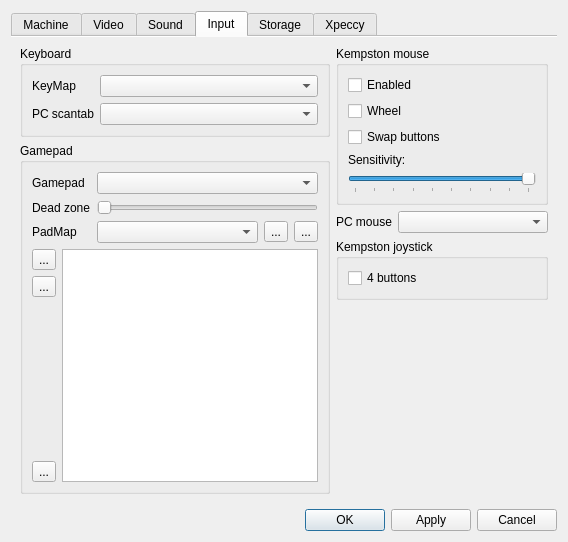
The window that ui/setupwin.ui (samstyle/Xpeccy) describes before a commit, drawn with Qt 5.
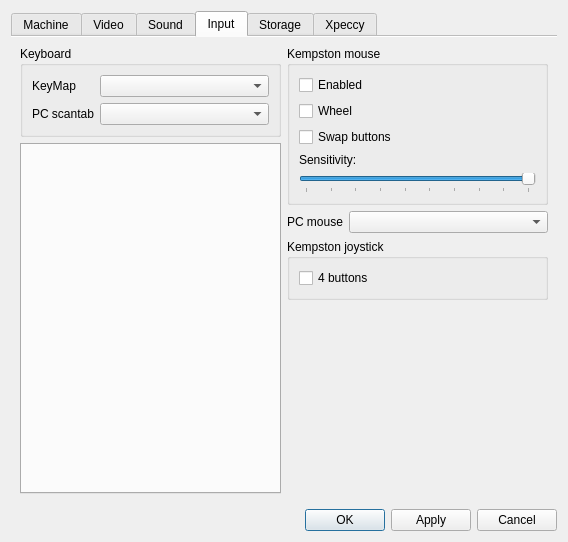
The same window after the commit. The open tabs and pages were chosen to show the change. Icons and pictures are not drawn. Custom widgets are drawn as their Qt base class.

The edit to the form file:
```diff
--- a/ui/setupwin.ui
+++ b/ui/setupwin.ui
@@ -1501,179 +1501,10 @@
             </widget>
            </item>
            <item>
-            <widget class="QGroupBox" name="groupBox_6">
-             <property name="title">
-              <string>Gamepad</string>
+            <widget class="QTabWidget" name="tabsGamepad">
+             <property name="currentIndex">
+              <number>-1</number>
              </property>
-             <property name="flat">
-              <bool>false</bool>
-             </property>
-             <layout class="QVBoxLayout" name="verticalLayout_25" stretch="0,10">
-              <item>
-               <layout class="QGridLayout" name="gridLayout_22">
-                <item row="0" column="0">
-                 <widget class="QLabel" name="label_28">
-                  <property name="text">
-                   <string>Gamepad</string>
-                  </property>
-                 </widget>
-                </item>
-                <item row="1" column="0">
-                 <widget class="QLabel" name="label_29">
-                  <property name="text">
-                   <string>Dead zone</string>
-                  </property>
-                 </widget>
-                </item>
-                <item row="1" column="1">
-                 <widget class="QSlider" name="sldDeadZone">
-                  <property name="maximum">
-                   <number>32767</number>
-                  </property>
-                  <property name="orientation">
-                   <enum>Qt::Horizontal</enum>
-                  </property>
-                 </widget>
-                </item>
-                <item row="2" column="0">
-                 <widget class="QLabel" name="label_22">
-                  <property name="text">
-                   <string>PadMap</string>
-                  </property>
-                 </widget>
-                </item>
-                <item row="2" column="1">
-                 <layout class="QHBoxLayout" name="horizontalLayout_30">
-                  <item>
-                   <widget class="QComboBox" name="cbPadMap"/>
-                  </item>
-                  <item>
-                   <widget class="QToolButton" name="tbPadNew">
-                    <property name="text">
-                     <string>...</string>
-                    </property>
-                    <property name="icon">
-                     <iconset resource="../xpeccy.qrc">
-                      <normaloff>:/images/add.png</normaloff>:/images/add.png</iconset>
-                    </property>
-                   </widget>
-                  </item>
-                  <item>
-                   <widget class="QToolButton" name="tbPadDelete">
-                    <property name="text">
-                     <string>...</string>
-                    </property>
-                    <property name="icon">
-                     <iconset resource="../xpeccy.qrc">
-                      <normaloff>:/images/cancel.png</normaloff>:/images/cancel.png</iconset>
-                    </property>
-                   </widget>
-                  </item>
-                 </layout>
-                </item>
-                <item row="0" column="1">
-                 <widget class="QComboBox" name="cbGamepad"/>
-                </item>
-               </layout>
-              </item>
-              <item>
-               <layout class="QHBoxLayout" name="horizontalLayout_31">
-                <item>
-                 <layout class="QVBoxLayout" name="verticalLayout_36">
-                  <item>
-                   <widget class="QToolButton" name="tbAddBind">
-                    <property name="text">
-                     <string>...</string>
-                    </property>
-                    <property name="icon">
-                     <iconset resource="../xpeccy.qrc">
-                      <normaloff>:/images/add.png</normaloff>:/images/add.png</iconset>
-                    </property>
-                   </widget>
-                  </item>
-                  <item>
-                   <widget class="QToolButton" name="tbEditBind">
-                    <property name="text">
-                     <string>...</string>
-                    </property>
-                    <property name="icon">
-                     <iconset resource="../xpeccy.qrc">
-                      <normaloff>:/images/edit.png</normaloff>:/images/edit.png</iconset>
-                    </property>
-                   </widget>
-                  </item>
-                  <item>
-                   <spacer name="verticalSpacer_20">
-                    <property name="orientation">
-                     <enum>Qt::Vertical</enum>
-                    </property>
-                    <property name="sizeHint" stdset="0">
-                     <size>
-                      <width>20</width>
-                      <height>40</height>
-                     </size>
-                    </property>
-                   </spacer>
-                  </item>
-                  <item>
-                   <widget class="QToolButton" name="tbDelBind">
-                    <property name="text">
-                     <string>...</string>
-                    </property>
-                    <property name="icon">
-                     <iconset resource="../xpeccy.qrc">
-                      <normaloff>:/images/cancel.png</normaloff>:/images/cancel.png</iconset>
-                    </property>
-                   </widget>
-                  </item>
-                 </layout>
-                </item>
-                <item>
-                 <widget class="QTableView" name="tvPadTable">
-                  <property name="contextMenuPolicy">
-                   <enum>Qt::ActionsContextMenu</enum>
-                  </property>
-                  <property name="alternatingRowColors">
-                   <bool>true</bool>
-                  </property>
-                  <property name="selectionMode">
-                   <enum>QAbstractItemView::ExtendedSelection</enum>
-                  </property>
-                  <property name="selectionBehavior">
-                   <enum>QAbstractItemView::SelectRows</enum>
-                  </property>
-                  <property name="gridStyle">
-                   <enum>Qt::DotLine</enum>
-                  </property>
-                  <property name="sortingEnabled">
-                   <bool>true</bool>
-                  </property>
-                  <attribute name="horizontalHeaderVisible">
-                   <bool>false</bool>
-                  </attribute>
-                  <attribute name="horizontalHeaderMinimumSectionSize">
-                   <number>100</number>
-                  </attribute>
-                  <attribute name="horizontalHeaderDefaultSectionSize">
-                   <number>100</number>
-                  </attribute>
-                  <attribute name="horizontalHeaderStretchLastSection">
-                   <bool>true</bool>
-                  </attribute>
-                  <attribute name="verticalHeaderVisible">
-                   <bool>false</bool>
-                  </attribute>
-                  <attribute name="verticalHeaderMinimumSectionSize">
-                   <number>17</number>
-                  </attribute>
-                  <attribute name="verticalHeaderDefaultSectionSize">
-                   <number>17</number>
-                  </attribute>
-                 </widget>
-                </item>
-               </layout>
-              </item>
-             </layout>
             </widget>
            </item>
           </layout>
```
